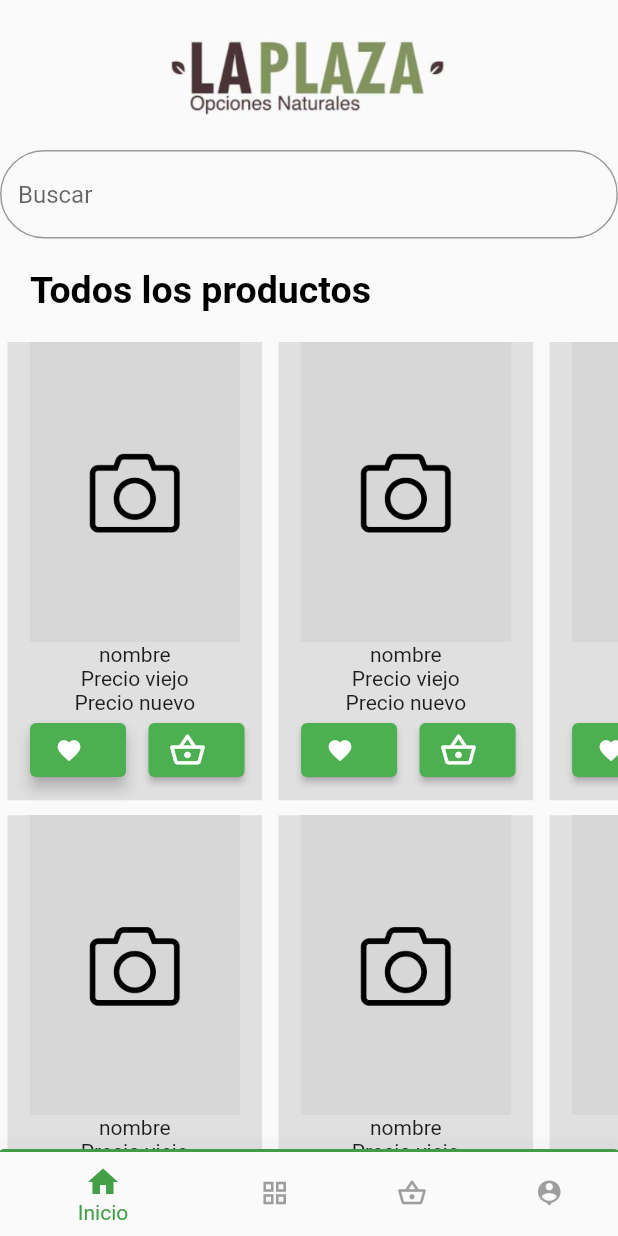
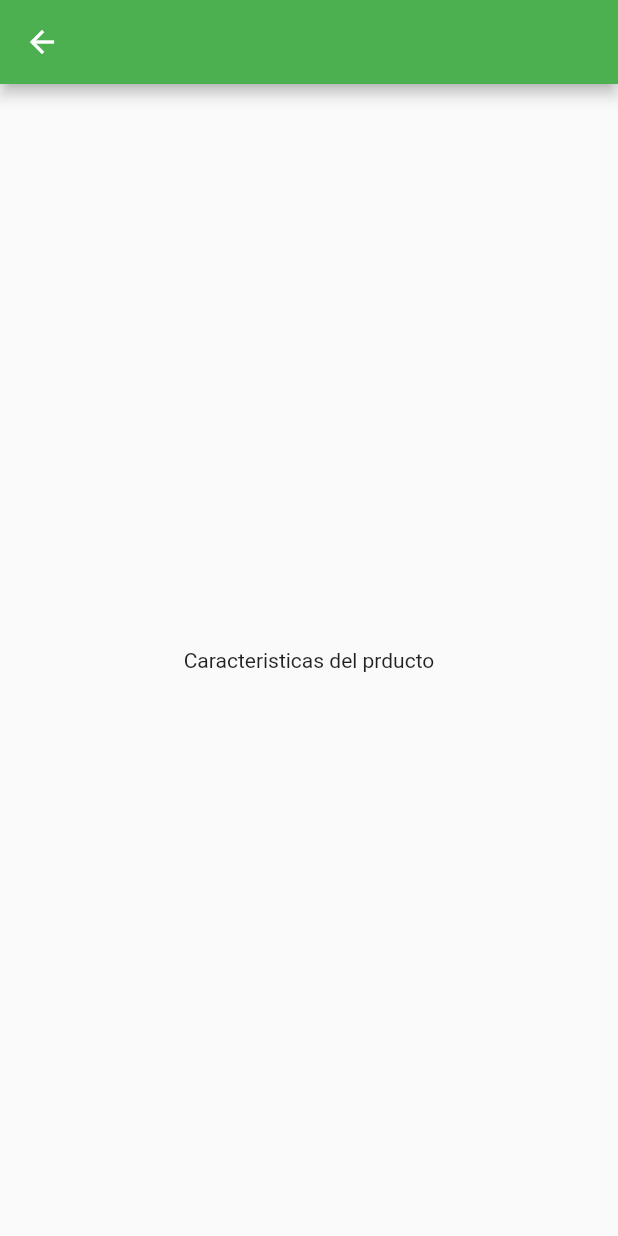
Before and after one commit to cristiancamilo070/Plaza, a Flutter app: the screen it shows after launch, after a tap on the "favorite" icon, on a phone screen of 412 x 824 dp. Run offline on Flutter 3.47's test engine with Material 2 defaults, Android fonts, the phone set to English and light mode, and no system bars; network calls fail.

Commit message:
This is First Commit

```diff
--- a/lib/main.dart
+++ b/lib/main.dart
@@ -4,6 +4,7 @@ import 'package:plaza/pages/categories_page.dart';
 import 'package:plaza/pages/home_page.dart';
 import 'package:plaza/pages/product_page.dart';
 import 'package:plaza/pages/profile_page.dart';
+import 'package:plaza/pages/single_product_page.dart';
 import 'package:plaza/providers/products_provider.dart';
 import 'package:plaza/providers/ui_provider.dart';
 import 'package:provider/provider.dart';
@@ -33,6 +34,7 @@ class MyApp extends StatelessWidget {
           'categoty'   :(_)=>const CategoriesPage(),
           'cart'       :(_)=>const CartPage(),
           'profile'    :(_)=>const ProfilePage(),
+          'esp'       :(_)=>const SingleProduct(),
         },
         theme: ThemeData(
           primarySwatch: Colors.green,
--- a/lib/pages/single_product_page.dart
+++ b/lib/pages/single_product_page.dart
@@ -0,0 +1,20 @@
+import 'package:flutter/material.dart';
+class SingleProduct extends StatelessWidget {
+  const SingleProduct({ Key? key }) : super(key: key);
+
+  @override
+  Widget build(BuildContext context) {
+    return  Scaffold(
+      appBar:AppBar(
+      leading: IconButton(
+        icon: Icon(Icons.arrow_back),
+        onPressed: () => Navigator.of(context).pop(),
+      ),
+      centerTitle: true,
+),
+      body: Center(
+        child: Text('Caracteristicas del prducto'),
+        ),
+    );
+  }
+}
--- a/lib/widgets/card_swiper_widget.dart
+++ b/lib/widgets/card_swiper_widget.dart
@@ -85,13 +85,13 @@ class _FoodPoster extends StatelessWidget {
               const SizedBox( width: 15 ),
               ElevatedButton.icon(
                 autofocus: true,
-                onPressed: () {},
+                onPressed: () {Navigator.pushNamed(context, 'esp');},
                 icon: const Icon(Icons.favorite, size: 18), label: const Text(""),
               ),
               const SizedBox( width: 15 ),
               ElevatedButton.icon(
                 autofocus: true,
-                onPressed: () {},
+                onPressed: () {Navigator.pushNamed(context, 'esp');},
                 icon: const Icon(Icons.shopping_basket_outlined, size: 25), label: const Text('')
               )
             ],
```
